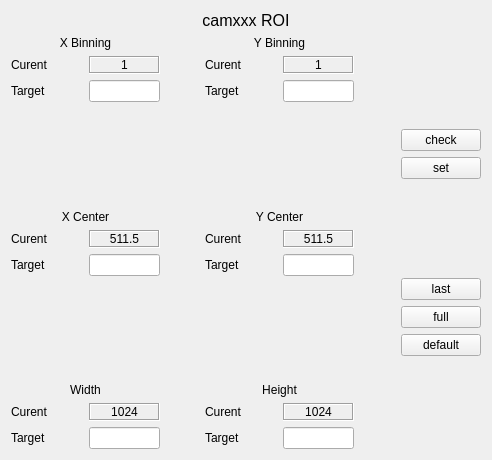
Qt form gui/widgets/roi/roi.ui (magao-x/MagAOX) before a commit.
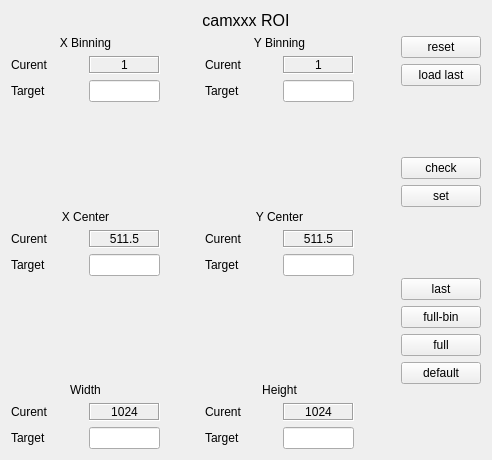
The same form after that commit.

Commit message: updated roiGUI for new features; rtimv purple box knows about binning now

```diff
--- a/gui/widgets/roi/roi.ui
+++ b/gui/widgets/roi/roi.ui
@@ -478,6 +478,26 @@
    </item>
    <item row="1" column="2">
     <layout class="QVBoxLayout" name="vl_buttons">
+     <item>
+      <widget class="QPushButton" name="button_reset">
+       <property name="focusPolicy">
+        <enum>Qt::NoFocus</enum>
+       </property>
+       <property name="text">
+        <string>reset</string>
+       </property>
+      </widget>
+     </item>
+     <item>
+      <widget class="QPushButton" name="button_loadlast">
+       <property name="focusPolicy">
+        <enum>Qt::NoFocus</enum>
+       </property>
+       <property name="text">
+        <string>load last</string>
+       </property>
+      </widget>
+     </item>
      <item>
       <spacer name="verticalSpacer_2">
        <property name="orientation">
@@ -534,6 +554,16 @@
        </property>
       </widget>
      </item>
+     <item>
+      <widget class="QPushButton" name="button_fullbin">
+       <property name="focusPolicy">
+        <enum>Qt::NoFocus</enum>
+       </property>
+       <property name="text">
+        <string>full-bin</string>
+       </property>
+      </widget>
+     </item>
      <item>
       <widget class="QPushButton" name="button_full">
        <property name="focusPolicy">
```
Left out of the diff: 4 changed lines with no effect on the pictures. The commit also changes 2 other files.
